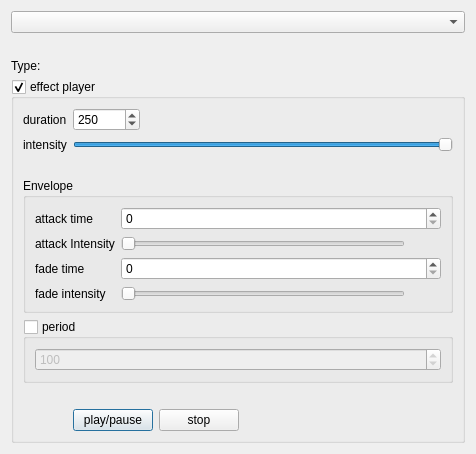
The window that examples/hapticsplayer/dialog.ui (qtproject/qt-mobility) describes before a commit, drawn with Qt 5.
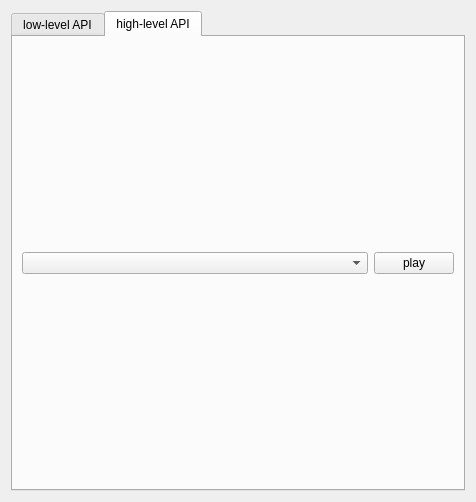
The same window after the commit. The open tabs and pages were chosen to show the change.

Commit message: Adding support for instant effect to the example (haptics player)

```diff
--- a/examples/hapticsplayer/dialog.ui
+++ b/examples/hapticsplayer/dialog.ui
@@ -15,23 +15,33 @@
   </property>
   <layout class="QVBoxLayout" name="verticalLayout">
    <item>
+    <widget class="QTabWidget" name="tabWidget">
+     <property name="currentIndex">
+      <number>0</number>
+     </property>
+     <widget class="QWidget" name="tab">
+      <attribute name="title">
+       <string>low-level API</string>
+      </attribute>
+      <layout class="QGridLayout" name="gridLayout">
+       <item row="0" column="0">
     <widget class="QComboBox" name="devices"/>
    </item>
-   <item>
+       <item row="1" column="0">
     <widget class="QLabel" name="deviceType">
      <property name="text">
       <string/>
      </property>
     </widget>
    </item>
-   <item>
+       <item row="2" column="0">
     <widget class="QLabel" name="label">
      <property name="text">
       <string>Type:</string>
      </property>
     </widget>
    </item>
-   <item>
+       <item row="3" column="0">
     <widget class="QGroupBox" name="enabled">
      <property name="sizePolicy">
       <sizepolicy hsizetype="Expanding" vsizetype="Expanding">
@@ -281,6 +291,33 @@
        </layout>
       </item>
      </layout>
+        </widget>
+       </item>
+      </layout>
+     </widget>
+     <widget class="QWidget" name="tab_2">
+      <attribute name="title">
+       <string>high-level API</string>
+      </attribute>
+      <layout class="QHBoxLayout" name="horizontalLayout_5">
+       <item>
+        <widget class="QComboBox" name="instantEffect"/>
+       </item>
+       <item>
+        <widget class="QPushButton" name="instantPlay">
+         <property name="sizePolicy">
+          <sizepolicy hsizetype="Fixed" vsizetype="Fixed">
+           <horstretch>0</horstretch>
+           <verstretch>0</verstretch>
+          </sizepolicy>
+         </property>
+         <property name="text">
+          <string>play</string>
+         </property>
+        </widget>
+       </item>
+      </layout>
+     </widget>
     </widget>
    </item>
   </layout>
```
Lines whose indentation alone changed are shown as unchanged. The commit also changes 3 other files.
